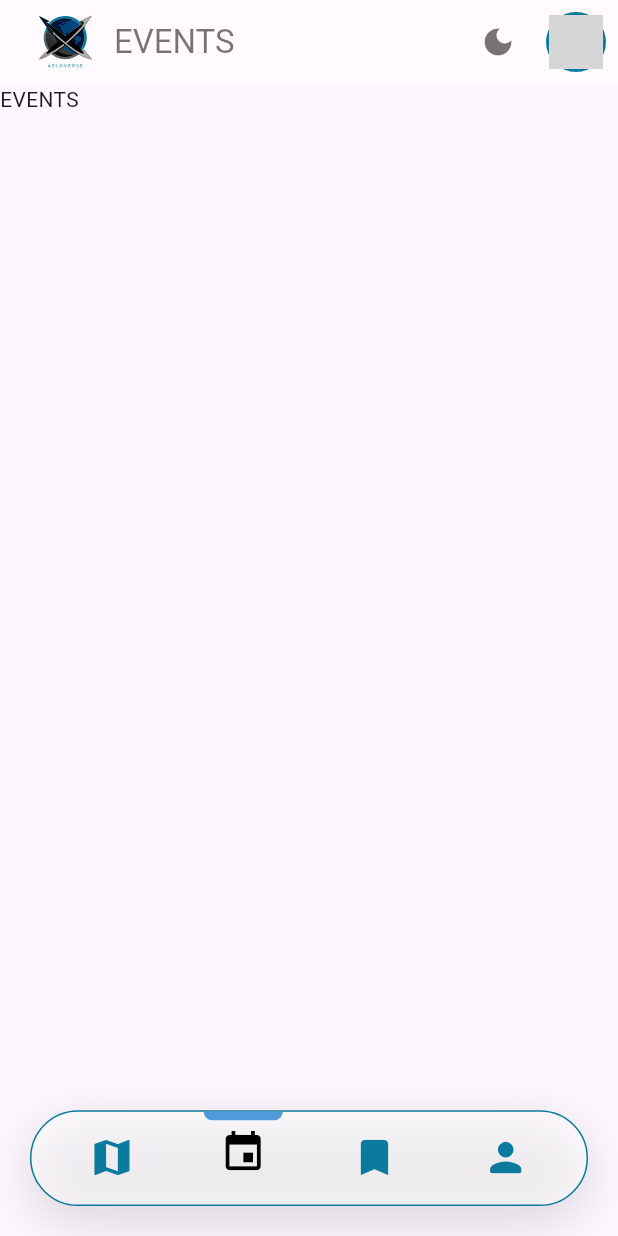
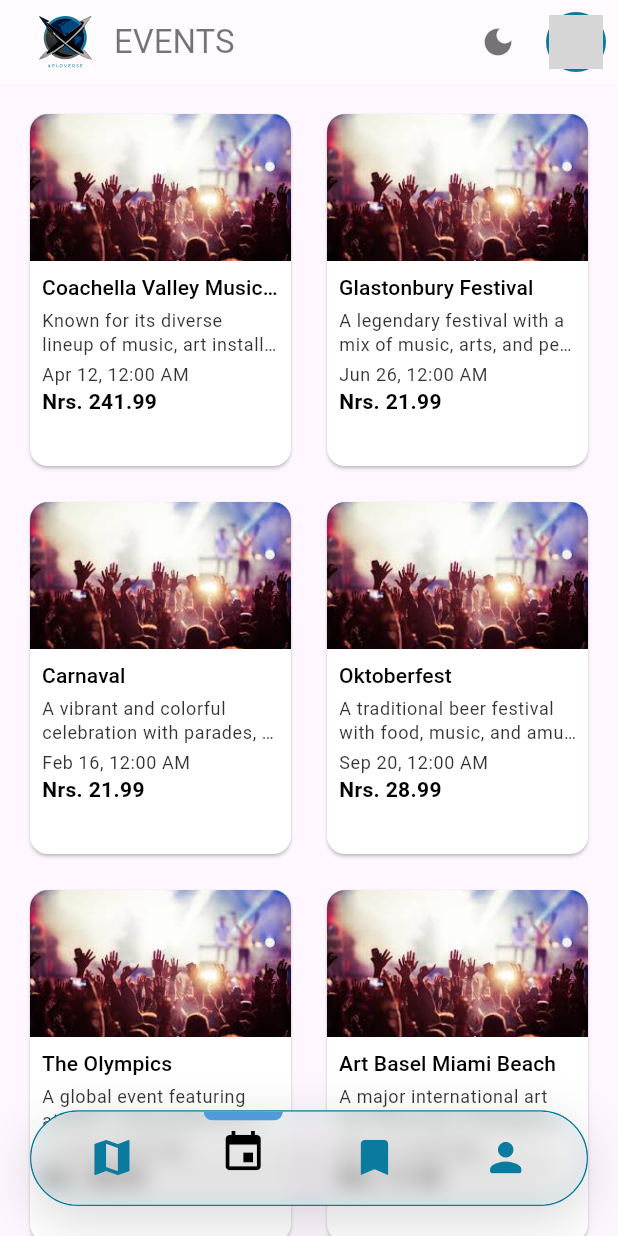
Before and after one commit to RohitSth/xploverse_flutter, a Flutter app: the screen it shows once a user with an empty profile is signed in, after a tap on the "light mode" icon, after a tap on the "event" icon, on a phone screen of 412 x 824 dp. Run offline on Flutter 3.47's test engine with Material 3 defaults, Android fonts, the phone set to English and light mode, and no system bars; our stand-ins replace cloud_firestore, firebase_auth, firebase_core, flutter_compass, flutter_map, flutter_riverpod and 4 more; accounts and stored records are empty; network calls fail; statements that could not run were skipped; grey boxes are pictures that could not be loaded.

Commit message:
update :: used providers to display events in the events screen

```diff
--- a/lib/main.dart
+++ b/lib/main.dart
@@ -24,7 +24,3 @@ class MyApp extends StatelessWidget {
     );
   }
 }
-
-final counterStateProvider = StateProvider<int>((ref) {
-  return 0;
-});
--- /dev/null
+++ b/lib/models/auth/event.dart
@@ -0,0 +1,50 @@
+class Event {
+  final String id;
+  final String organizerId;
+  final String title;
+  final String description;
+  final String address;
+  final double lat;
+  final double lon;
+  final List<dynamic> images;
+  final DateTime startDate;
+  final DateTime endDate;
+  final int maxParticipants;
+  final int ticketsBooked;
+  final double ticketPrice;
+
+  Event({
+    required this.id,
+    required this.organizerId,
+    required this.title,
+    required this.description,
+    required this.address,
+    required this.lat,
+    required this.lon,
+    required this.images,
+    required this.startDate,
+    required this.endDate,
+    required this.maxParticipants,
+    required this.ticketsBooked,
+    required this.ticketPrice,
+  });
+
+  // factory Event.fromJson(Map<String, dynamic> json) {
+  //   return Event(
+  //     id: json['_id'] ?? '',
+  //     organizerId: json['organizerId'] ?? '',
+  //     title: json['title'] ?? '',
+  //     description: json['description'] ?? '',
+  //     address: json['address'] ?? '',
+  //     lat: json['lat']?.toDouble() ?? 0.0,
+  //     lon: json['lon']?.toDouble() ?? 0.0,
+  //     images: json['images'] ?? [],
+  //     startDate: DateTime.parse(json['startDate']),
+  //     endDate: DateTime.parse(json['endDate']),
+  //     maxParticipants: json['maxParticipants'] ?? 0,
+  //     ticketsBooked: json['ticketsBooked'] ?? 0,
+  //     createdAt: DateTime.parse(json['createdAt']),
+  //     updatedAt: DateTime.parse(json['updatedAt']),
+  //   );
+  // }
+}
--- /dev/null
+++ b/lib/providers/events_provider.dart
@@ -0,0 +1,181 @@
+import 'package:flutter_riverpod/flutter_riverpod.dart';
+import 'package:flutter_xploverse/models/auth/event.dart';
+
+List<Event> allEvents = [
+  // Music Festivals
+  Event(
+      id: '1',
+      organizerId: 'of76dLxFp0T3FdDWdJOBNkRZdQo1',
+      title: "Coachella Valley Music and Arts Festival",
+      description:
+          "Known for its diverse lineup of music, art installations, and desert vibes.",
+      address: "Indio, CA, USA",
+      lat: 33.7175,
+      lon: -116.3899,
+      images: [
+        "images/ev.jpg",
+      ],
+      startDate: DateTime(2024, 4, 12),
+      endDate: DateTime(2024, 4, 19),
+      maxParticipants: 125000,
+      ticketsBooked: 50000,
+      ticketPrice: 241.99),
+  Event(
+      id: '2',
+      organizerId: 'of76dLxFp0T3FdDWdJOBNkRZdQo1',
+      title: "Glastonbury Festival",
+      description:
+          "A legendary festival with a mix of music, arts, and performance, featuring iconic headliners.",
+      address: "Pilton, UK",
+      lat: 51.1819,
+      lon: -2.6738,
+      images: [
+        "images/ev.jpg",
+      ],
+      startDate: DateTime(2024, 6, 26),
+      endDate: DateTime(2024, 6, 30),
+      maxParticipants: 200000,
+      ticketsBooked: 100000,
+      ticketPrice: 21.99),
+  // Cultural Events
+  Event(
+      id: '3',
+      organizerId: 'of76dLxFp0T3FdDWdJOBNkRZdQo1',
+      title: "Carnaval",
+      description:
+          "A vibrant and colorful celebration with parades, music, and dancing.",
+      address: "Various locations in Brazil",
+      lat: -15.7942, // Approximate coordinates for Brazil
+      lon: -47.8822,
+      images: [
+        "images/ev.jpg",
+      ],
+      startDate: DateTime(2024, 2, 16), // Example date
+      endDate: DateTime(2024, 2, 25), // Example date
+      maxParticipants: 1000000, // Example
+      ticketsBooked: 500000, // Example
+      ticketPrice: 21.99),
+  Event(
+    id: '4',
+    organizerId: 'el5Ly9yBiCUfmnEiDWnOJjJG64v1',
+    title: "Oktoberfest",
+    description:
+        "A traditional beer festival with food, music, and amusement rides.",
+    address: "Munich, Germany",
+    lat: 48.1372,
+    lon: 11.5755,
+    images: [
+      "images/ev.jpg",
+    ],
+    startDate: DateTime(2024, 9, 20),
+    endDate: DateTime(2024, 10, 6),
+    maxParticipants: 6000000, // Example
+    ticketsBooked: 3000000, // Example
+    ticketPrice: 28.99,
+  ),
+  // Sporting Events
+  Event(
+    id: '5',
+    organizerId: 'el5Ly9yBiCUfmnEiDWnOJjJG64v1',
+    title: "The Olympics",
+    description:
+        "A global event featuring athletic competitions in various sports.",
+    address: "Paris, France",
+    lat: 48.8566,
+    lon: 2.3522,
+    images: [
+      "images/ev.jpg",
+    ],
+    startDate: DateTime(2024, 7, 26),
+    endDate: DateTime(2024, 8, 11),
+    maxParticipants: 10000, // Example for athletes
+    ticketsBooked: 1000000, // Example for spectators
+    ticketPrice: 28.99,
+  ),
+  // Art and Design Events
+  Event(
+    id: '6',
+    organizerId: 'YThTSRn5DQOFQLaTQ0KT8QUMSiu1',
+    title: "Art Basel Miami Beach",
+    description:
+        "A major international art fair featuring contemporary and modern art.",
+    address: "Miami Beach, FL, USA",
+    lat: 25.7617,
+    lon: -80.1918,
+    images: [
+      "images/ev.jpg",
+    ],
+    startDate: DateTime(2024, 12, 4),
+    endDate: DateTime(2024, 12, 8),
+    maxParticipants: 50000,
+    ticketsBooked: 20000,
+    ticketPrice: 11.99,
+  ),
+  // Culinary Events
+  Event(
+    id: '7',
+    organizerId: 'el5Ly9yBiCUfmnEiDWnOJjJG64v1',
+    title: "Taste of London",
+    description:
+        "A food festival showcasing the best of London's restaurants and food stalls.",
+    address: "London, UK",
+    lat: 51.5074,
+    lon: -0.1278,
+    images: [
+      "images/ev.jpg",
+    ],
+    startDate: DateTime(2024, 5, 16),
+    endDate: DateTime(2024, 5, 19),
+    maxParticipants: 50000,
+    ticketsBooked: 20000,
+    ticketPrice: 2.99,
+  ),
+  // Nature and Adventure Events
+  Event(
+    id: '8',
+    organizerId: 'YThTSRn5DQOFQLaTQ0KT8QUMSiu1',
+    title: "Kilimanjaro Climb",
+    description:
+        "A challenging but rewarding trek to the summit of Africa's highest mountain.",
+    address: "Tanzania",
+    lat: -3.0727, // Approximate coordinates for Kilimanjaro
+    lon: 37.3583,
+    images: [
+      "images/ev.jpg",
+    ],
+    startDate: DateTime(2024, 10, 1), // Example date
+    endDate: DateTime(2024, 10, 10), // Example date
+    maxParticipants: 100,
+    ticketsBooked: 50,
+    ticketPrice: 8.99,
+  ),
+  // Business and Technology Events
+  Event(
+    id: '9',
+    organizerId: 'YThTSRn5DQOFQLaTQ0KT8QUMSiu1',
+    title: "CES",
+    description:
+        "The world's largest consumer electronics show, showcasing the latest technology and gadgets.",
+    address: "Las Vegas, NV, USA",
+    lat: 36.1699,
+    lon: -115.1398,
+    images: [
+      "images/ev.jpg",
+    ],
+    startDate: DateTime(2024, 1, 7),
+    endDate: DateTime(2024, 1, 10),
+    maxParticipants: 170000,
+    ticketsBooked: 100000,
+    ticketPrice: 28.99,
+  ),
+];
+
+// Read Only
+final eventsProvider = Provider((ref) {
+  return allEvents;
+});
+
+// Read Only where the price is less than --
+final reducedEventProvider = Provider((ref) {
+  return allEvents.where((e) => e.ticketPrice < 50).toList();
+});
--- a/lib/screens/events/events_screen.dart
+++ b/lib/screens/events/events_screen.dart
@@ -1,15 +1,102 @@
 import 'package:flutter/material.dart';
+import 'package:flutter_riverpod/flutter_riverpod.dart';
+import 'package:flutter_xploverse/providers/events_provider.dart';
+import 'package:intl/intl.dart';
 
-class EventsScreen extends StatefulWidget {
+class EventsScreen extends ConsumerWidget {
   const EventsScreen({super.key});
 
   @override
-  State<EventsScreen> createState() => _EventsScreenState();
-}
+  Widget build(BuildContext context, WidgetRef ref) {
+    final allEvents = ref.watch(eventsProvider);
+    final isDarkMode = Theme.of(context).brightness == Brightness.dark;
+    final textColor = isDarkMode ? Colors.white : Colors.black;
 
-class _EventsScreenState extends State<EventsScreen> {
-  @override
-  Widget build(BuildContext context) {
-    return Scaffold(body: Text("EVENTS"));
+    return Scaffold(
+      body: Column(
+        children: [
+          Expanded(
+            child: GridView.builder(
+              padding: const EdgeInsets.all(16),
+              itemCount: allEvents.length,
+              gridDelegate: const SliverGridDelegateWithFixedCrossAxisCount(
+                crossAxisCount: 2,
+                childAspectRatio: 0.75,
+                crossAxisSpacing: 16,
+                mainAxisSpacing: 16,
+              ),
+              itemBuilder: (context, index) {
+                final event = allEvents[index];
+                return Card(
+                  clipBehavior: Clip.antiAlias,
+                  color: isDarkMode ? Colors.grey[800] : Colors.white,
+                  child: Column(
+                    crossAxisAlignment: CrossAxisAlignment.start,
+                    children: [
+                      AspectRatio(
+                        aspectRatio: 16 / 9,
+                        child: Image.asset(
+                          event.images[0],
+                          fit: BoxFit.cover,
+                        ),
+                      ),
+                      Padding(
+                        padding: const EdgeInsets.all(8.0),
+                        child: Column(
+                          crossAxisAlignment: CrossAxisAlignment.start,
+                          children: [
+                            Text(
+                              event.title,
+                              style: Theme.of(context)
+                                  .textTheme
+                                  .titleSmall
+                                  ?.copyWith(color: textColor),
+                              maxLines: 1,
+                              overflow: TextOverflow.ellipsis,
+                            ),
+                            const SizedBox(height: 4),
+                            Text(
+                              event.description,
+                              style: Theme.of(context)
+                                  .textTheme
+                                  .bodySmall
+                                  ?.copyWith(color: textColor.withOpacity(0.8)),
+                              maxLines: 2,
+                              overflow: TextOverflow.ellipsis,
+                            ),
+                            const SizedBox(height: 4),
+                            Text(
+                              _formatDateTime(event.startDate),
+                              style: Theme.of(context)
+                                  .textTheme
+                                  .bodySmall
+                                  ?.copyWith(color: textColor.withOpacity(0.8)),
+                            ),
+                            Text(
+                              'Nrs. ${event.ticketPrice}',
+                              style: Theme.of(context)
+                                  .textTheme
+                                  .bodyMedium
+                                  ?.copyWith(
+                                    fontWeight: FontWeight.bold,
+                                    color: textColor,
+                                  ),
+                            ),
+                          ],
+                        ),
+                      ),
+                    ],
+                  ),
+                );
+              },
+            ),
+          ),
+        ],
+      ),
+    );
+  }
+
+  String _formatDateTime(DateTime dateTime) {
+    return DateFormat('MMM d, h:mm a').format(dateTime);
   }
 }
--- a/lib/screens/home/home_screen.dart
+++ b/lib/screens/home/home_screen.dart
@@ -1,3 +1,5 @@
+import 'dart:ui';
+
 import 'package:firebase_auth/firebase_auth.dart';
 import 'package:flutter/material.dart';
 import 'package:flutter_svg/svg.dart';
@@ -97,19 +99,25 @@ class _HomeScreenState extends State<HomeScreen> {
             margin: const EdgeInsets.all(20),
             height: navBarHeight,
             decoration: BoxDecoration(
-              color: _isDarkMode ? Colors.black54 : Colors.white54,
+              color: _isDarkMode
+                  ? Colors.black.withOpacity(0.2)
+                  : Colors.white.withOpacity(0.2), // Glass morphism background
               border: Border.all(
                 color: const Color.fromARGB(255, 10, 123, 158),
               ),
               boxShadow: [
                 BoxShadow(
-                  color: Colors.black.withOpacity(.15),
+                  color: Colors.black.withOpacity(0.15),
                   blurRadius: 30,
                   offset: const Offset(0, 10),
                 ),
               ],
               borderRadius: BorderRadius.circular(50),
             ),
+            child: ClipRRect(
+              borderRadius: BorderRadius.circular(50),
+              child: BackdropFilter(
+                filter: ImageFilter.blur(sigmaX: 7, sigmaY: 7),
                 child: ListView.builder(
                   itemCount: 4,
                   scrollDirection: Axis.horizontal,
@@ -125,12 +133,14 @@ class _HomeScreenState extends State<HomeScreen> {
                           duration: const Duration(milliseconds: 1500),
                           curve: Curves.fastLinearToSlowEaseIn,
                           margin: EdgeInsets.only(
-                        bottom: index == _currentIndex ? 0 : size.width * .029,
+                            bottom:
+                                index == _currentIndex ? 0 : size.width * .029,
                             right: size.width * .0422,
                             left: size.width * .0422,
                           ),
                           width: size.width * .128,
-                      height: index == _currentIndex ? size.width * .014 : 0,
+                          height:
+                              index == _currentIndex ? size.width * .014 : 0,
                           decoration: const BoxDecoration(
                             color: Color.fromARGB(255, 79, 155, 218),
                             borderRadius: BorderRadius.vertical(
@@ -147,6 +157,8 @@ class _HomeScreenState extends State<HomeScreen> {
                         ),
                         SizedBox(height: size.width * .03),
                       ],
+                    ),
+                  ),
                 ),
               ),
             ),
--- a/lib/screens/home/splash_screen.dart
+++ b/lib/screens/home/splash_screen.dart
@@ -3,7 +3,6 @@ import 'dart:async';
 import 'package:firebase_auth/firebase_auth.dart';
 import 'package:flutter/material.dart';
 import 'package:flutter_svg/svg.dart';
-import 'package:google_fonts/google_fonts.dart';
 import 'package:flutter_xploverse/screens/auth/login.dart';
 import 'package:flutter_xploverse/screens/home/home_screen.dart';
 
```
Also changed, not shown: images/ev.jpg (added). Lines whose indentation alone changed are shown as unchanged.
